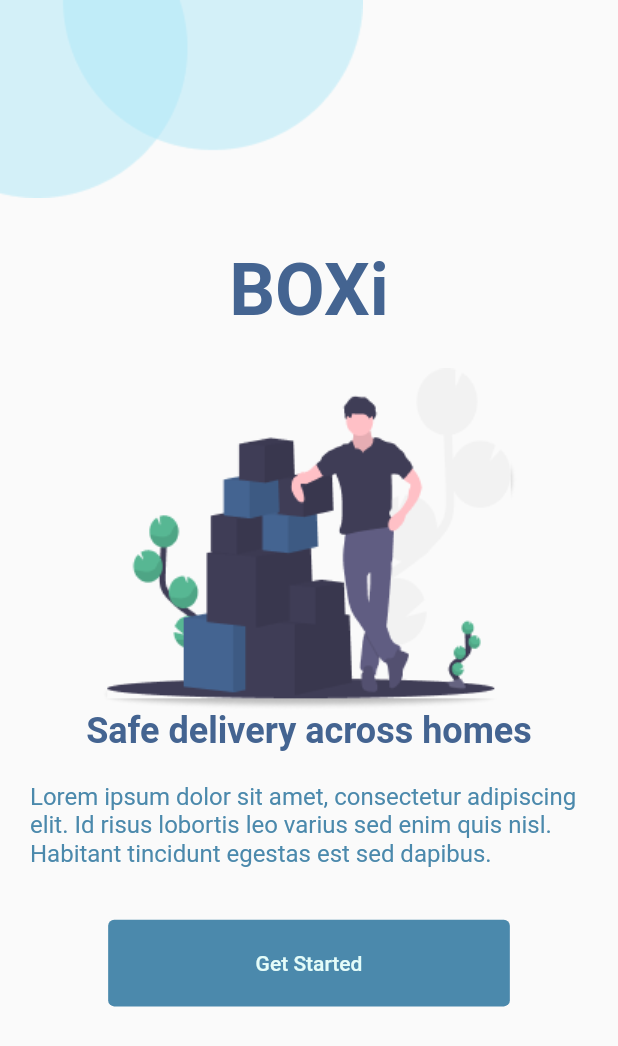
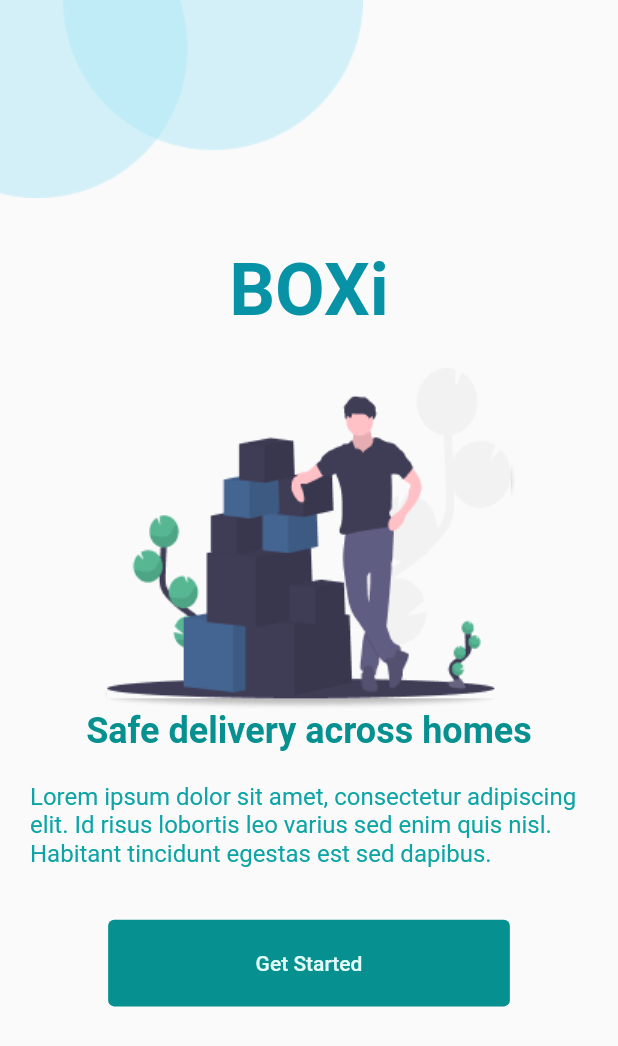
Before and after one commit to khoatran2320/Senior-Design, a Flutter app: the screen it shows after launch, on a phone screen of 412 x 824 dp. Shown: the top 1046 px of the screen. Run offline on Flutter 3.47's test engine with Material 2 defaults, Android fonts, the phone set to English and light mode, and no system bars.

Commit message:
added color pallete

```diff
--- /dev/null
+++ b/mobile/flutter_app/lib/colors.dart
@@ -0,0 +1,7 @@
+import "package:flutter/material.dart";
+
+const Color cPrimary = Color(0xff0892A5);
+const Color cSecondary = Color(0xff06908F);
+const Color cThirdColor = Color(0xff0CA4A5);
+const Color cFourthColor = Color(0xffDBB68F);
+const Color cFifthColor = Color(0xffBB7E5D);
--- a/mobile/flutter_app/lib/welcome_page.dart
+++ b/mobile/flutter_app/lib/welcome_page.dart
@@ -1,5 +1,6 @@
 
 import "package:flutter/material.dart";
+import "./colors.dart";
 
 class MainPage extends StatelessWidget{
   const MainPage({Key? key}) : super(key: key);
@@ -30,7 +31,7 @@ class MainPage extends StatelessWidget{
             margin: EdgeInsets.only(bottom: _viewHeight(0.03)),
             child: const Text("BOXi",
               style: TextStyle(
-                color: Color.fromARGB(255, 68, 100, 145),
+                color: cPrimary,
                 fontSize: 48,
                 fontWeight: FontWeight.bold,
               ),
@@ -39,7 +40,7 @@ class MainPage extends StatelessWidget{
           Image.asset("assets/images/delivery_pic.png", ),
           const Text("Safe delivery across homes",
             style: TextStyle(
-                color: Color.fromARGB(255, 68, 100, 145),
+                color: cSecondary,
                 fontSize: 24,
                 fontWeight: FontWeight.bold,
               ),
@@ -48,7 +49,7 @@ class MainPage extends StatelessWidget{
             margin: EdgeInsets.only(bottom: _viewHeight(0.03)),
             child: const Text("Lorem ipsum dolor sit amet, consectetur adipiscing elit. Id risus lobortis leo varius sed enim quis nisl. Habitant tincidunt egestas est sed dapibus.",
               style: TextStyle(
-                color: Color.fromARGB(255, 75, 137, 172),
+                color: cThirdColor,
                 fontSize: 16,
               ),
             ),
@@ -66,7 +67,7 @@ class MainPage extends StatelessWidget{
                 ),
               ),
               style: ButtonStyle(
-                backgroundColor: MaterialStateProperty.all(const Color(0xff4b89ac)),
+                backgroundColor: MaterialStateProperty.all(cSecondary),
               )
             ),
           )
```
